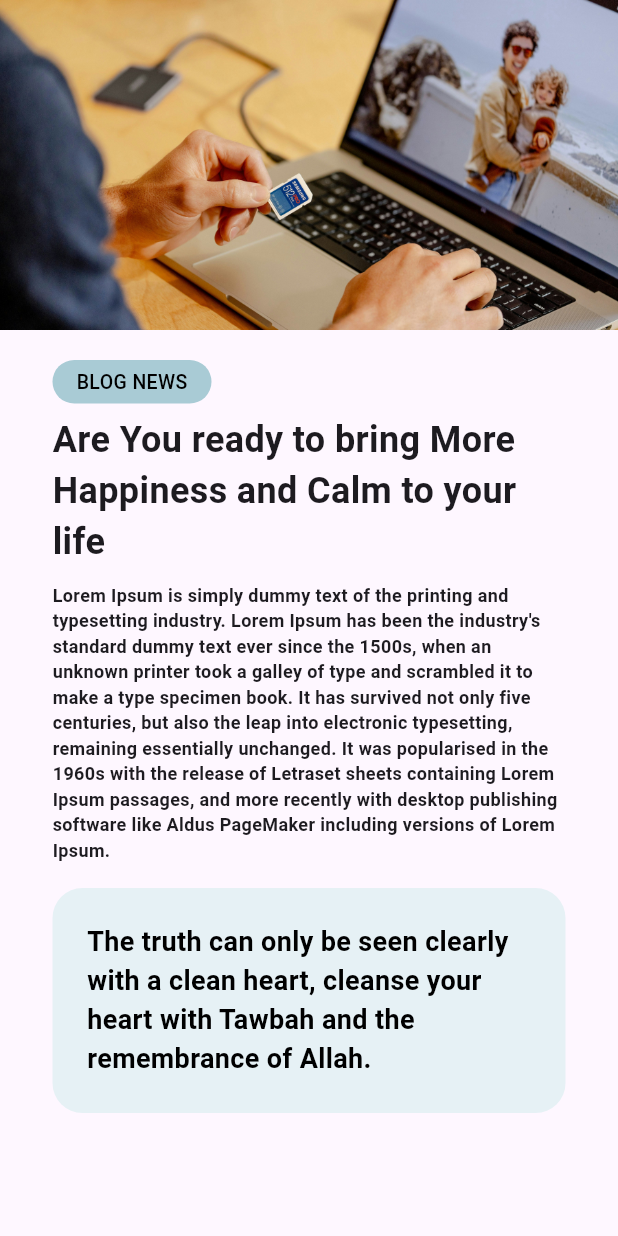
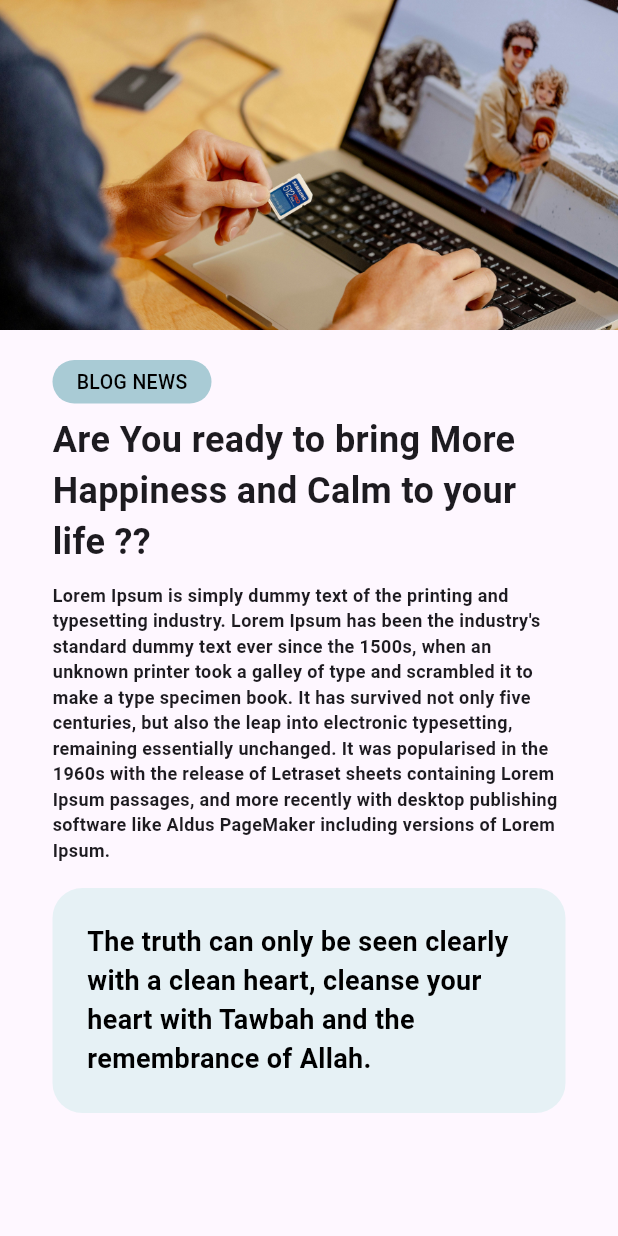
Before and after one commit to zakarieyusuf0/SimpleUI, a Flutter app: the screen it shows after launch, on a phone screen of 412 x 824 dp. Run offline on Flutter 3.47's test engine with Material 3 defaults, Android fonts, the phone set to English and light mode, and no system bars.

Commit message:
added question mark

```diff
--- a/lib/views/homescreen.dart
+++ b/lib/views/homescreen.dart
@@ -34,7 +34,7 @@ class HomeScreen extends StatelessWidget {
                   height: 7,
                 ),
                 Text(
-                  'Are You ready to bring More Happiness and Calm to your life',
+                  'Are You ready to bring More Happiness and Calm to your life ??',
                   style: TextStyle(fontSize: 24, fontWeight: FontWeight.bold),
                 ),
                 const SizedBox(
```
